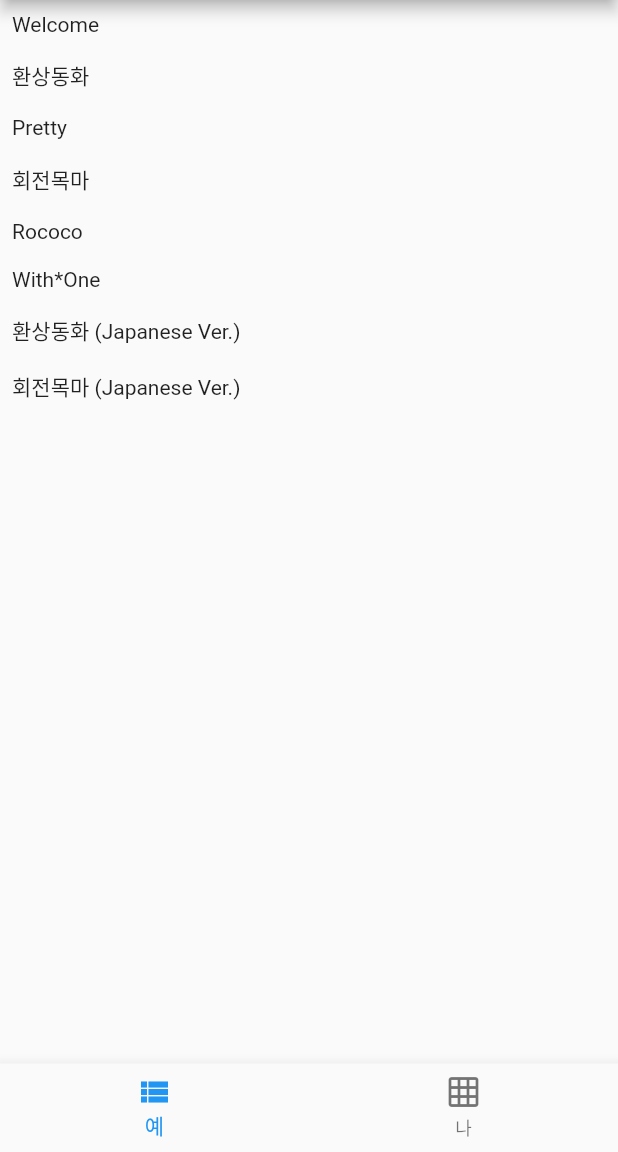
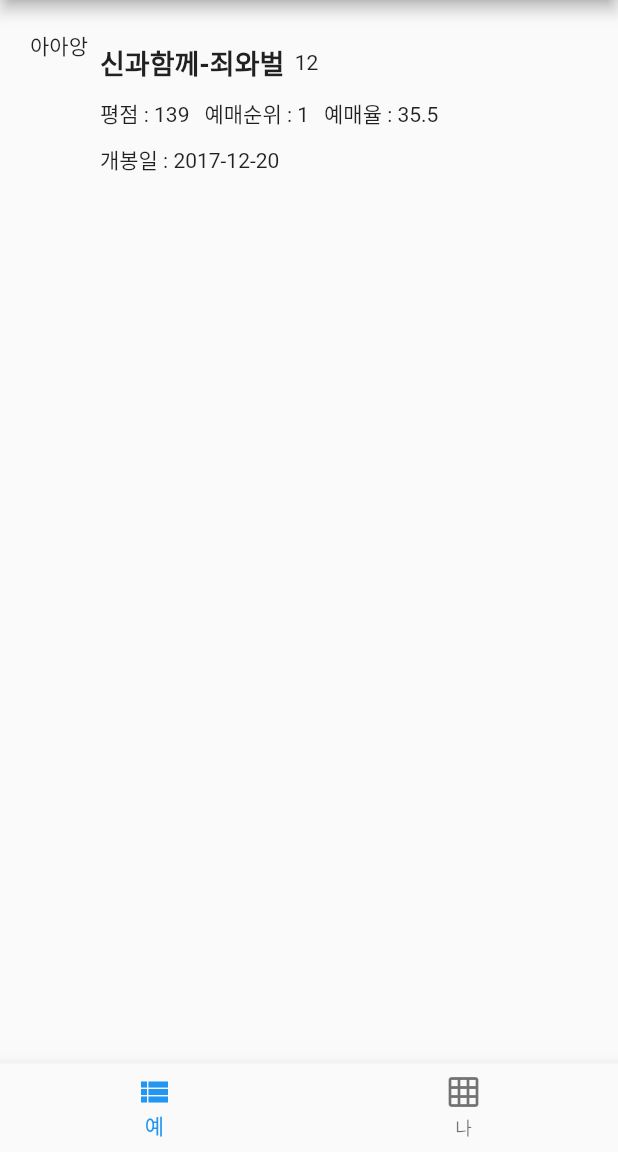
Before and after one commit to kys6879/flutter-study, a Flutter app: the screen it shows after launch, on a phone screen of 412 x 824 dp, the part 84-1236 px from its top. Run offline on Flutter 3.47's test engine with Material 2 defaults, Android fonts, the phone set to English and light mode, and no system bars.

Commit message:
우주최강최예나

```diff
--- a/lib/src/list_page.dart
+++ b/lib/src/list_page.dart
@@ -5,14 +5,43 @@ class ListPage extends StatelessWidget {
   Widget build(BuildContext context) {
     return ListView(
       children: <Widget>[
-        Padding(padding: EdgeInsets.all(8.0), child: Text('Welcome'),),
-        Padding(padding: EdgeInsets.all(8.0), child: Text('환상동화'),),
-        Padding(padding: EdgeInsets.all(8.0), child: Text('Pretty'),),
-        Padding(padding: EdgeInsets.all(8.0), child: Text('회전목마'),),
-        Padding(padding: EdgeInsets.all(8.0), child: Text('Rococo'),),
-        Padding(padding: EdgeInsets.all(8.0), child: Text('With*One'),),
-        Padding(padding: EdgeInsets.all(8.0), child: Text('환상동화 (Japanese Ver.)'),),
-        Padding(padding: EdgeInsets.all(8.0), child: Text('회전목마 (Japanese Ver.)'),),
+        Container(
+          padding: EdgeInsets.all(20),
+          child: Row(
+            mainAxisAlignment: MainAxisAlignment.start,
+            crossAxisAlignment: CrossAxisAlignment.start,
+            children: <Widget>[
+              Text('아아앙'),
+              Padding(
+                padding: EdgeInsets.all(8),
+                child: Column(
+                  crossAxisAlignment: CrossAxisAlignment.start,
+                  children: <Widget>[
+                    Row(
+                      children: <Widget>[
+                        Text('신과함께-죄와벌',style: TextStyle(fontSize: 18,fontWeight: FontWeight.bold),),
+                        SizedBox(width: 7,),
+                        Text("12")
+                      ],
+                    ),
+                    SizedBox(height: 10,),
+                    Row(
+                      children: <Widget>[
+                        Text('평점 : 139'),
+                        SizedBox(width: 10,),
+                        Text('예매순위 : 1'),
+                        SizedBox(width: 10,),
+                        Text('예매율 : 35.5'),
+                      ],
+                    ),
+                    SizedBox(height: 10,),
+                    Text('개봉일 : 2017-12-20')
+                  ],
+                ),
+              )
+            ],
+          ),
+        )
       ],
     );
   }
```
